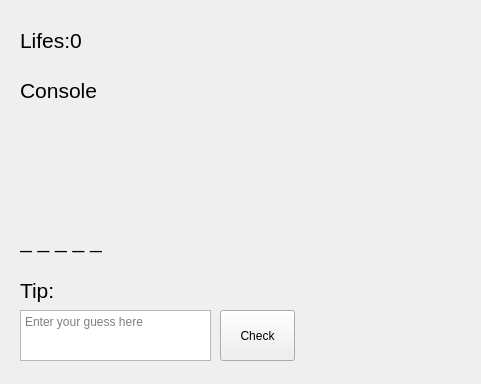
Above: src/hanggame/screen.ui from monkey-developers/virf before the change. Below: the same form after it.
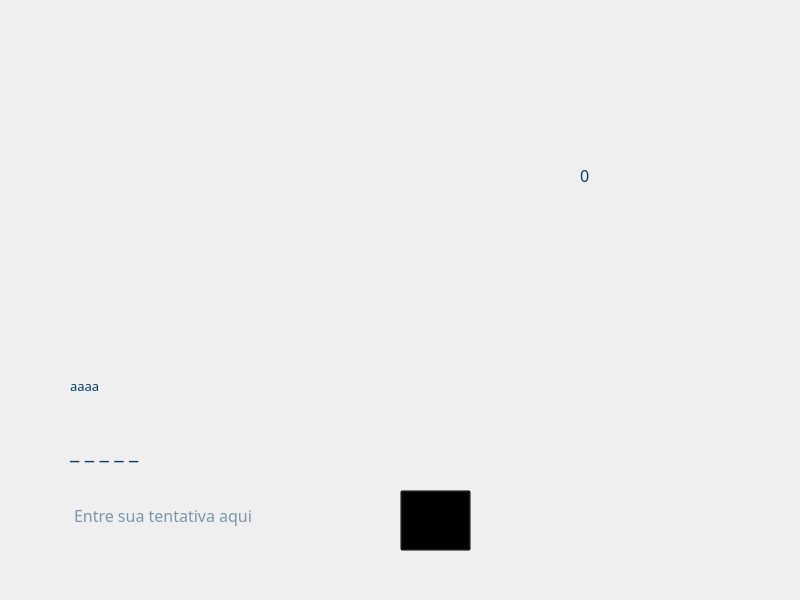
That is the form after the change. Icons and pictures are not drawn.

What changed in the file:
```diff
--- a/src/hanggame/screen.ui
+++ b/src/hanggame/screen.ui
@@ -6,72 +6,95 @@
    <rect>
     <x>0</x>
     <y>0</y>
-    <width>481</width>
-    <height>384</height>
+    <width>800</width>
+    <height>600</height>
    </rect>
   </property>
+  <property name="font">
+   <font>
+    <family>Arcade Normal</family>
+   </font>
+  </property>
   <property name="windowTitle">
    <string>MainWindow</string>
   </property>
+  <property name="styleSheet">
+   <string notr="true">background-image: url(:/main/background.png);</string>
+  </property>
   <widget class="QWidget" name="centralwidget">
    <widget class="QPushButton" name="check">
     <property name="geometry">
      <rect>
-      <x>220</x>
-      <y>310</y>
-      <width>75</width>
-      <height>51</height>
+      <x>400</x>
+      <y>490</y>
+      <width>71</width>
+      <height>61</height>
      </rect>
     </property>
+    <property name="font">
+     <font>
+      <family>Arcade Normal</family>
+      <pointsize>8</pointsize>
+     </font>
+    </property>
+    <property name="styleSheet">
+     <string notr="true">background: rgba(0, 0, 0, 0);
+color: #014069;</string>
+    </property>
     <property name="text">
-     <string>Check</string>
+     <string/>
     </property>
    </widget>
    <widget class="QTextEdit" name="input">
     <property name="geometry">
      <rect>
-      <x>20</x>
-      <y>310</y>
-      <width>191</width>
+      <x>70</x>
+      <y>500</y>
+      <width>301</width>
       <height>51</height>
      </rect>
     </property>
+    <property name="font">
+     <font>
+      <family>Arcade Normal</family>
+      <pointsize>12</pointsize>
+     </font>
+    </property>
+    <property name="styleSheet">
+     <string notr="true">background: rgba(0, 0, 0, 0);
+color: #014069;
+border: 0</string>
+    </property>
+    <property name="html">
+     <string>&lt;!DOCTYPE HTML PUBLIC &quot;-//W3C//DTD HTML 4.0//EN&quot; &quot;http://www.w3.org/TR/REC-html40/strict.dtd&quot;&gt;
+&lt;html&gt;&lt;head&gt;&lt;meta name=&quot;qrichtext&quot; content=&quot;1&quot; /&gt;&lt;style type=&quot;text/css&quot;&gt;
+p, li { white-space: pre-wrap; }
+&lt;/style&gt;&lt;/head&gt;&lt;body style=&quot; font-family:'Arcade Normal'; font-size:12pt; font-weight:400; font-style:normal;&quot;&gt;
+&lt;p style=&quot;-qt-paragraph-type:empty; margin-top:0px; margin-bottom:0px; margin-left:0px; margin-right:0px; -qt-block-indent:0; text-indent:0px; font-size:8.25pt;&quot;&gt;&lt;br /&gt;&lt;/p&gt;&lt;/body&gt;&lt;/html&gt;</string>
+    </property>
     <property name="placeholderText">
-     <string>Enter your guess here</string>
-    </property>
-   </widget>
-   <widget class="QLabel" name="lifeLabel">
-    <property name="geometry">
-     <rect>
-      <x>20</x>
-      <y>10</y>
-      <width>51</width>
-      <height>61</height>
-     </rect>
-    </property>
-    <property name="font">
-     <font>
-      <pointsize>16</pointsize>
-     </font>
-    </property>
-    <property name="text">
-     <string>Lifes:</string>
+     <string>Entre sua tentativa aqui</string>
     </property>
    </widget>
    <widget class="QLabel" name="life">
     <property name="geometry">
      <rect>
-      <x>70</x>
-      <y>10</y>
+      <x>580</x>
+      <y>150</y>
       <width>71</width>
-      <height>61</height>
+      <height>51</height>
      </rect>
     </property>
     <property name="font">
      <font>
-      <pointsize>16</pointsize>
+      <family>Arcade Normal</family>
+      <pointsize>12</pointsize>
      </font>
     </property>
+    <property name="styleSheet">
+     <string notr="true">background: rgba(0, 0, 0, 0);
+color: #014069;</string>
+    </property>
     <property name="text">
      <string>0</string>
     </property>
@@ -79,108 +102,91 @@
    <widget class="QLabel" name="word">
     <property name="geometry">
      <rect>
-      <x>20</x>
-      <y>210</y>
-      <width>281</width>
-      <height>61</height>
+      <x>70</x>
+      <y>430</y>
+      <width>401</width>
+      <height>41</height>
      </rect>
     </property>
     <property name="font">
      <font>
+      <family>Arcade Normal</family>
       <pointsize>16</pointsize>
      </font>
     </property>
+    <property name="styleSheet">
+     <string notr="true">background: rgba(0, 0, 0, 0);
+color: #014069;</string>
+    </property>
     <property name="text">
      <string>_ _ _ _ _</string>
     </property>
    </widget>
-   <widget class="QLabel" name="result">
-    <property name="geometry">
-     <rect>
-      <x>160</x>
-      <y>0</y>
-      <width>281</width>
-      <height>121</height>
-     </rect>
-    </property>
-    <property name="font">
-     <font>
-      <family>Yu Gothic UI</family>
-      <pointsize>36</pointsize>
-     </font>
-    </property>
-    <property name="text">
-     <string/>
-    </property>
-   </widget>
-   <widget class="QLabel" name="tipLabel">
-    <property name="geometry">
-     <rect>
-      <x>20</x>
-      <y>260</y>
-      <width>51</width>
-      <height>61</height>
-     </rect>
-    </property>
-    <property name="font">
-     <font>
-      <pointsize>16</pointsize>
-     </font>
-    </property>
-    <property name="text">
-     <string>Tip:</string>
-    </property>
-   </widget>
-   <widget class="QLabel" name="tip">
-    <property name="geometry">
-     <rect>
-      <x>60</x>
-      <y>260</y>
-      <width>221</width>
-      <height>61</height>
-     </rect>
-    </property>
-    <property name="font">
-     <font>
-      <pointsize>16</pointsize>
-     </font>
-    </property>
-    <property name="text">
-     <string/>
-    </property>
-   </widget>
    <widget class="QLabel" name="hit">
     <property name="geometry">
      <rect>
-      <x>20</x>
-      <y>60</y>
-      <width>281</width>
-      <height>61</height>
+      <x>70</x>
+      <y>180</y>
+      <width>401</width>
+      <height>21</height>
      </rect>
     </property>
     <property name="font">
      <font>
-      <pointsize>16</pointsize>
+      <family>Arcade Normal</family>
+      <pointsize>12</pointsize>
      </font>
     </property>
+    <property name="styleSheet">
+     <string notr="true">background: rgba(0, 0, 0, 0);
+color: #014069;</string>
+    </property>
     <property name="text">
-     <string>Console</string>
+     <string/>
+    </property>
+   </widget>
+   <widget class="QLabel" name="tip">
+    <property name="geometry">
+     <rect>
+      <x>70</x>
+      <y>370</y>
+      <width>401</width>
+      <height>31</height>
+     </rect>
+    </property>
+    <property name="font">
+     <font>
+      <family>Arcade Normal</family>
+      <pointsize>10</pointsize>
+     </font>
+    </property>
+    <property name="styleSheet">
+     <string notr="true">background: rgba(0, 0, 0, 0);
+color: #014069;</string>
+    </property>
+    <property name="text">
+     <string>aaaa</string>
     </property>
    </widget>
    <widget class="QLabel" name="errors">
     <property name="geometry">
      <rect>
-      <x>20</x>
-      <y>120</y>
-      <width>281</width>
-      <height>61</height>
+      <x>70</x>
+      <y>280</y>
+      <width>401</width>
+      <height>21</height>
      </rect>
     </property>
     <property name="font">
      <font>
-      <pointsize>16</pointsize>
+      <family>Arcade Normal</family>
+      <pointsize>12</pointsize>
      </font>
     </property>
+    <property name="styleSheet">
+     <string notr="true">background: rgba(0, 0, 0, 0);
+color: #014069;</string>
+    </property>
     <property name="text">
      <string/>
     </property>
@@ -188,12 +194,15 @@
    <widget class="QLabel" name="monkey">
     <property name="geometry">
      <rect>
-      <x>250</x>
-      <y>0</y>
-      <width>201</width>
-      <height>361</height>
+      <x>510</x>
+      <y>250</y>
+      <width>161</width>
+      <height>291</height>
      </rect>
     </property>
+    <property name="styleSheet">
+     <string notr="true">background: transparent;</string>
+    </property>
     <property name="text">
      <string/>
     </property>
```
Left out of the diff: 4 changed lines with no effect on the pictures.
